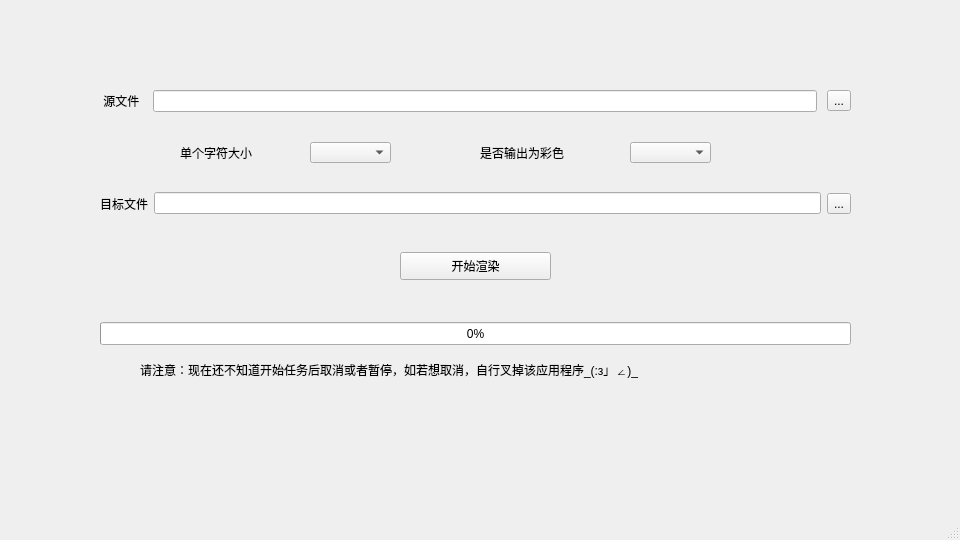
This is mainWindow.ui in ZYFZYF/Ascii-Generator as Qt 5 draws it before an edit. The edited form follows.
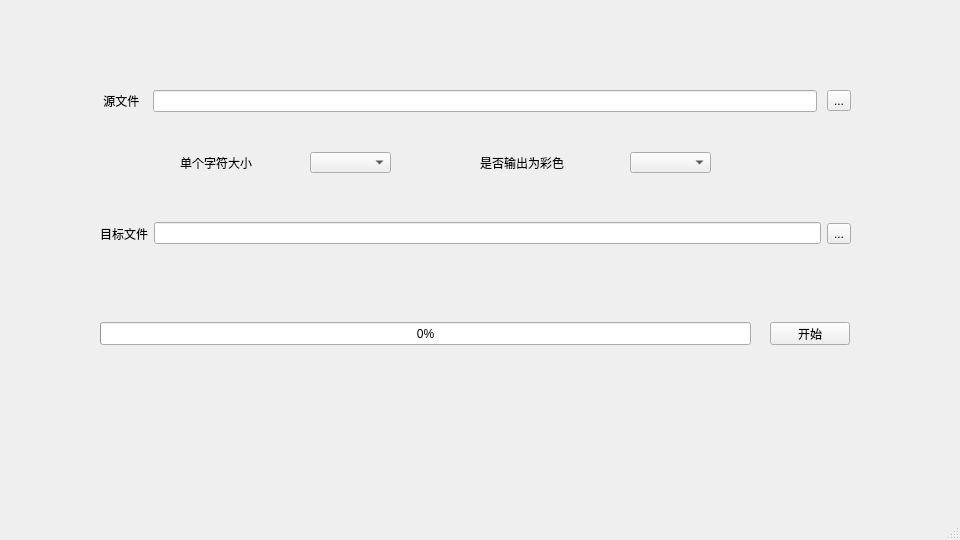
This is the edited form.

```diff
--- a/mainWindow.ui
+++ b/mainWindow.ui
@@ -74,7 +74,7 @@
          <property name="geometry">
           <rect>
            <x>0</x>
-           <y>70</y>
+           <y>100</y>
            <width>751</width>
            <height>23</height>
           </rect>
@@ -102,14 +102,14 @@
         <widget class="QPushButton" name="start_button">
          <property name="geometry">
           <rect>
-           <x>300</x>
-           <y>130</y>
-           <width>151</width>
-           <height>28</height>
+           <x>670</x>
+           <y>200</y>
+           <width>80</width>
+           <height>23</height>
           </rect>
          </property>
          <property name="text">
-          <string>开始渲染</string>
+          <string>开始</string>
          </property>
         </widget>
         <widget class="QProgressBar" name="progress_show">
@@ -117,7 +117,7 @@
           <rect>
            <x>0</x>
            <y>200</y>
-           <width>751</width>
+           <width>651</width>
            <height>23</height>
           </rect>
          </property>
@@ -128,24 +128,11 @@
           <bool>false</bool>
          </property>
         </widget>
-        <widget class="QLabel" name="label_5">
-         <property name="geometry">
-          <rect>
-           <x>40</x>
-           <y>240</y>
-           <width>731</width>
-           <height>16</height>
-          </rect>
-         </property>
-         <property name="text">
-          <string>请注意：现在还不知道开始任务后取消或者暂停，如若想取消，自行叉掉该应用程序_(:з」∠)_</string>
-         </property>
-        </widget>
         <widget class="QLabel" name="label_3">
          <property name="geometry">
           <rect>
            <x>80</x>
-           <y>20</y>
+           <y>30</y>
            <width>182</width>
            <height>21</height>
           </rect>
@@ -158,7 +145,7 @@
          <property name="geometry">
           <rect>
            <x>210</x>
-           <y>20</y>
+           <y>30</y>
            <width>81</width>
            <height>21</height>
           </rect>
@@ -171,7 +158,7 @@
          <property name="geometry">
           <rect>
            <x>380</x>
-           <y>20</y>
+           <y>30</y>
            <width>111</width>
            <height>21</height>
           </rect>
@@ -184,7 +171,7 @@
          <property name="geometry">
           <rect>
            <x>530</x>
-           <y>20</y>
+           <y>30</y>
            <width>81</width>
            <height>21</height>
           </rect>
```
Left out of the diff: 2 changed lines with no effect on the pictures.
